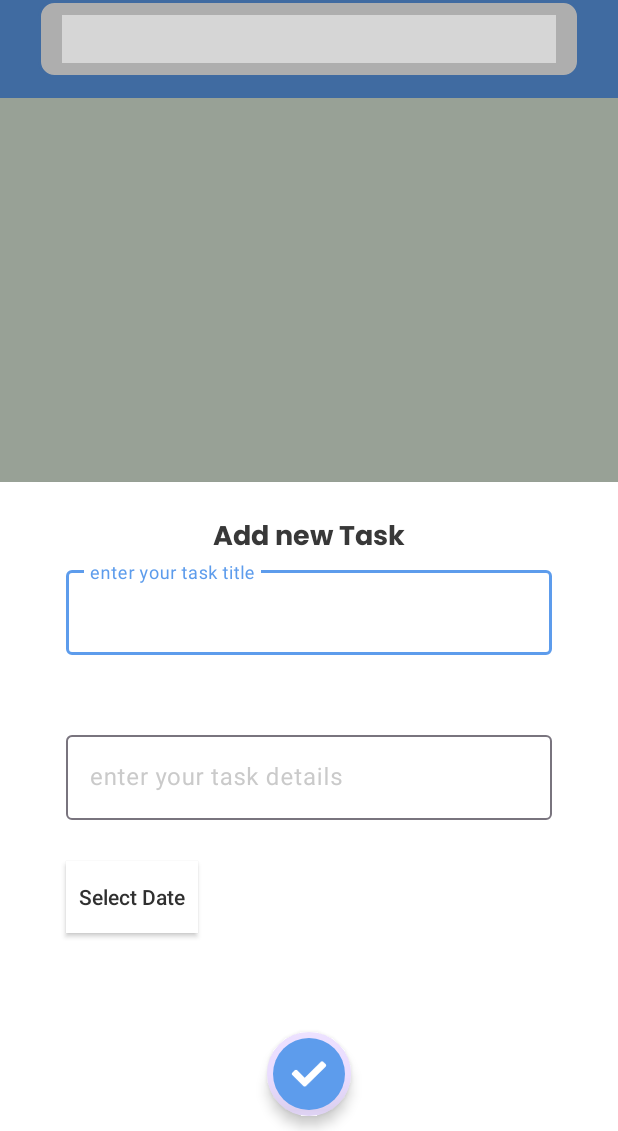
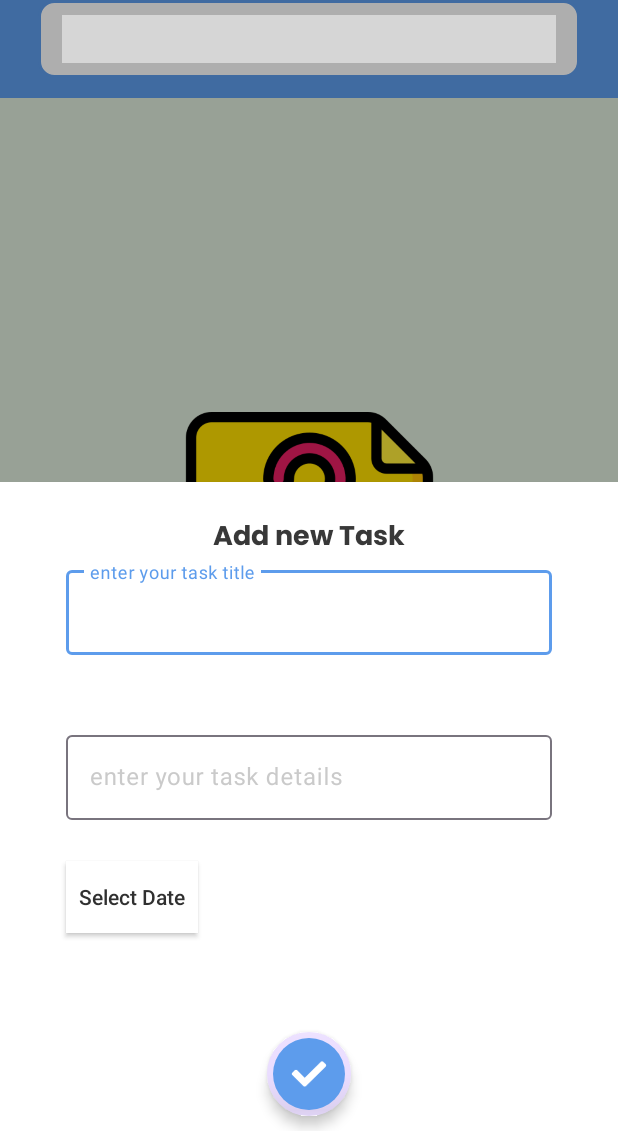
Before and after one commit to HADEER-ESS/ToDoApp_Android, an Android app: the screen it shows after launch (MainActivity), after a tap on an icon or button, on a phone screen of 412 x 824 dp, the part 105-1236 px from its top. Run offline under Robolectric (Android 15) with nearby library versions, the phone set to English and light mode, and no system bars; our stand-ins replace Room's generated code; libraries missing offline, so code that uses them is left out: com.kizitonwose.calendar; plain views replace WeekCalendarView; 5 statements that could not run were skipped; grey boxes are pictures that could not be loaded.

Commit message:
$ handle empty state for tasks

```diff
--- a/app/src/main/java/com/example/todoapp/appstack/HomePageFragment.kt
+++ b/app/src/main/java/com/example/todoapp/appstack/HomePageFragment.kt
@@ -91,6 +91,13 @@ class HomePageFragment : Fragment() , OnItemClicklisnter {
         taskViewModel.getTaskByDate(dateMili)?.observe(viewLifecycleOwner){
             tasks ->
             println("selected date tasks data $tasks")
+            if(tasks.isEmpty()){
+                tasksRecyclerView.visibility = View.GONE
+                binding.emptyStateTasksImg.visibility = View.VISIBLE
+            }else{
+                tasksRecyclerView.visibility = View.VISIBLE
+                binding.emptyStateTasksImg.visibility = View.GONE
+            }
             tasksShowAdaptor.submitList(tasks)
         }
 
--- a/app/src/main/res/layout/fragment_home_page.xml
+++ b/app/src/main/res/layout/fragment_home_page.xml
@@ -37,6 +37,20 @@
         </LinearLayout>
 
     </FrameLayout>
+    <ImageView
+        android:id="@+id/empty_state_tasks_img"
+        android:layout_width="0dp"
+        android:layout_height="0dp"
+        app:layout_constraintHeight_percent="0.3"
+        app:layout_constraintWidth_percent="0.5"
+        android:adjustViewBounds="true"
+        android:visibility="gone"
+        android:src="@drawable/empty_state_tasks"
+        app:layout_constraintTop_toBottomOf="@id/calender_top_frame"
+        app:layout_constraintStart_toStartOf="parent"
+        app:layout_constraintEnd_toEndOf="parent"
+        app:layout_constraintBottom_toBottomOf="parent"
+        />
     <androidx.recyclerview.widget.RecyclerView
         android:id="@+id/tasks_recycler_view"
         android:layout_width="match_parent"
```
Also changed, not shown: app/src/main/res/drawable/empty_state_tasks.png (added).
